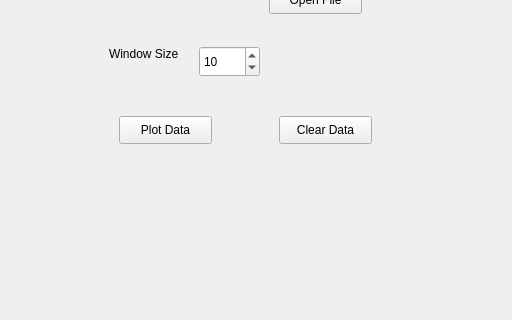
Above: Qt/filePlot/plotfile.ui from harshmittal2210/plotData before the change; both pictures show x 761 to 1273 and y 104 to 424 of the 1273 by 586 pixel window. Below: the same form after it.
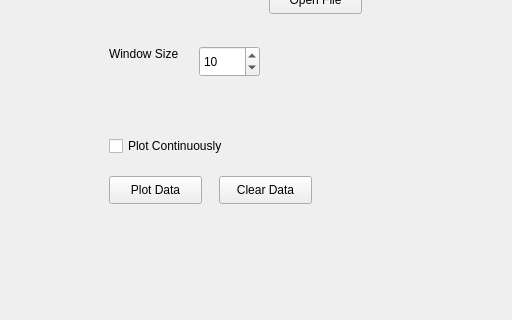
That is the form after the change. Custom widgets are drawn as their Qt base class.

Commit message: Continuously plotting feature added

What changed in the file:
```diff
--- a/Qt/filePlot/plotfile.ui
+++ b/Qt/filePlot/plotfile.ui
@@ -27,8 +27,8 @@
    <widget class="QPushButton" name="plotButton">
     <property name="geometry">
      <rect>
-      <x>880</x>
-      <y>220</y>
+      <x>870</x>
+      <y>280</y>
       <width>93</width>
       <height>28</height>
      </rect>
@@ -40,8 +40,8 @@
    <widget class="QPushButton" name="clearButton">
     <property name="geometry">
      <rect>
-      <x>1040</x>
-      <y>220</y>
+      <x>980</x>
+      <y>280</y>
       <width>93</width>
       <height>28</height>
      </rect>
@@ -139,6 +139,19 @@
      <number>10</number>
     </property>
    </widget>
+   <widget class="QCheckBox" name="plotCheckBox">
+    <property name="geometry">
+     <rect>
+      <x>870</x>
+      <y>240</y>
+      <width>161</width>
+      <height>20</height>
+     </rect>
+    </property>
+    <property name="text">
+     <string>Plot Continuously</string>
+    </property>
+   </widget>
   </widget>
   <widget class="QMenuBar" name="menubar">
    <property name="geometry">
```
The commit also changes 2 other files.
